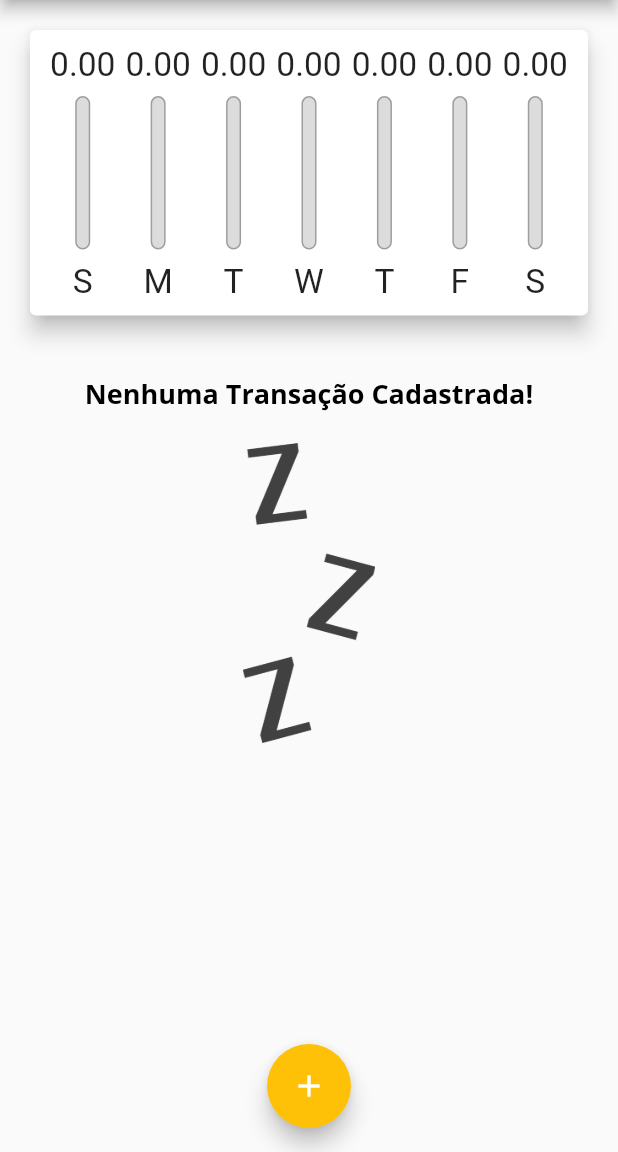
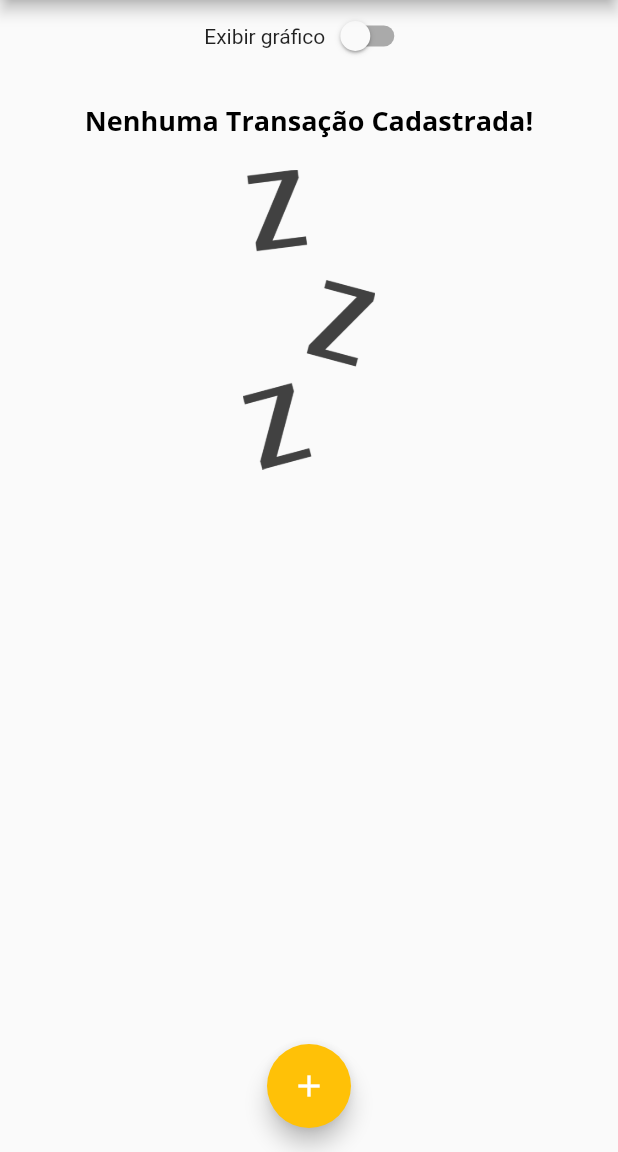
Before and after one commit to joevansanttos/expenses, a Flutter app: the screen it shows after launch, on a phone screen of 412 x 824 dp, the part 84-1236 px from its top. Run offline on Flutter 3.47's test engine with Material 2 defaults, Android fonts, the phone set to English and light mode, and no system bars.

Commit message:
show_dart

```diff
--- a/lib/main.dart
+++ b/lib/main.dart
@@ -54,6 +54,7 @@ class MyHomePage extends StatefulWidget {
 
 class _MyHomePageState extends State<MyHomePage> {
   final List<Transaction> _transactions = [];
+  bool _showChart = false;
 
   List<Transaction> get _recentTransactions {
     return _transactions.where((tr) {
@@ -115,10 +116,26 @@ class _MyHomePageState extends State<MyHomePage> {
         child: Column(
           crossAxisAlignment: CrossAxisAlignment.stretch,
           children: [
+            Row(
+              mainAxisAlignment: MainAxisAlignment.center,
+              children: [
+                const Text('Exibir gráfico'),
+                Switch(
+                  value: _showChart,
+                  onChanged: (value) {
+                    setState(() {
+                      _showChart = value;
+                    });
+                  },
+                ),
+              ],
+            ),
+            if (_showChart)
               SizedBox(
                 height: availableHeight * 0.30,
                 child: Chart(_recentTransactions),
               ),
+            if (!_showChart)
               SizedBox(
                 height: availableHeight * 0.70,
                 child: TransactionList(_transactions, _removeTransaction),
```
Lines whose indentation alone changed are shown as unchanged.
